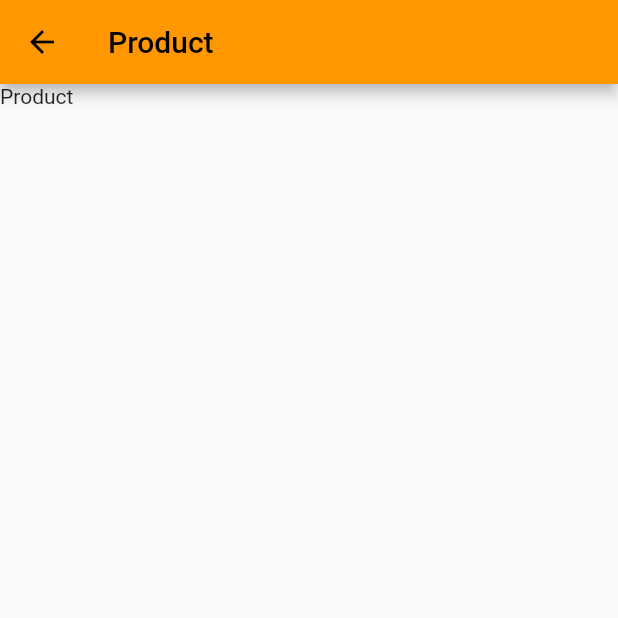
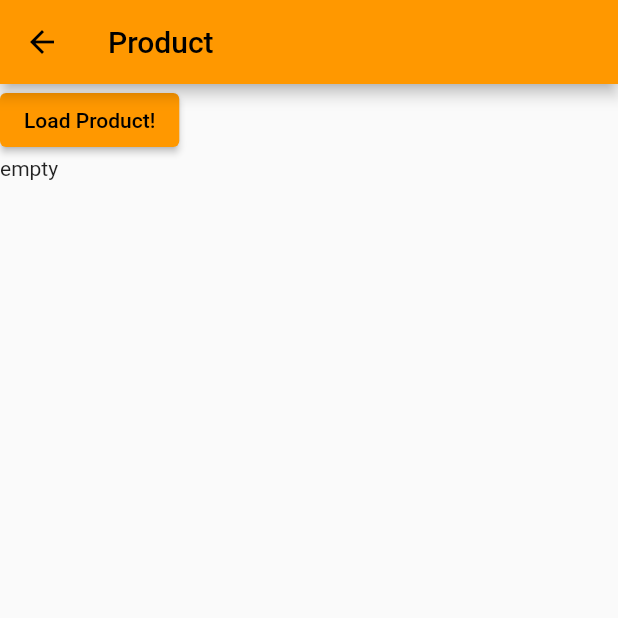
Before and after one commit to GianSt3/test_bloc, a Flutter app: the screen it shows after launch, after a tap on "Go Product", on a phone screen of 412 x 824 dp, the top half of it. Run offline on Flutter 3.47's test engine with Material 2 defaults, Android fonts, the phone set to English and light mode, and no system bars; our stand-ins replace auto_route, bloc, flutter_bloc, freezed_annotation.

Commit message:
add bloc

```diff
--- /dev/null
+++ b/lib/features/home/bloc/home_event.dart
@@ -0,0 +1,6 @@
+part of 'home_bloc.dart';
+
+@freezed
+class HomeEvent with _$HomeEvent {
+  const factory HomeEvent.doSomething() = _DoSomething;
+}
--- /dev/null
+++ b/lib/features/home/bloc/home_state.dart
@@ -0,0 +1,7 @@
+part of 'home_bloc.dart';
+
+@freezed
+class HomeState with _$HomeState {
+  const factory HomeState.initial() = _Initial;
+  const factory HomeState.loaded({required String something}) = _Loaded;
+}
--- a/lib/features/home/ui/home_screen.dart
+++ b/lib/features/home/ui/home_screen.dart
@@ -1,7 +1,8 @@
-import 'package:auto_route/annotations.dart';
 import 'package:auto_route/auto_route.dart';
 import 'package:bloc_test/app/router/app_router.dart';
+import 'package:bloc_test/features/home/bloc/home_bloc.dart';
 import 'package:flutter/material.dart';
+import 'package:flutter_bloc/flutter_bloc.dart';
 
 @RoutePage()
 class HomeScreen extends StatelessWidget {
@@ -11,7 +12,7 @@ class HomeScreen extends StatelessWidget {
   Widget build(BuildContext context) {
     return Scaffold(
       appBar: AppBar(
-        title: const Text('Bloc test'),
+        title: const Text('Home'),
       ),
       body: const SafeArea(child: HomeView()),
     );
@@ -24,11 +25,19 @@ class HomeView extends StatelessWidget {
   @override
   Widget build(BuildContext context) {
     return Column(
+      crossAxisAlignment: CrossAxisAlignment.start,
       children: [
         ElevatedButton(
             onPressed: () => context.router.push(const ProductRoute()),
             child: const Text('Go Product')),
-        const Text('Home'),
+        ElevatedButton(
+            onPressed: () =>
+                context.read<HomeBloc>().add(const HomeEvent.doSomething()),
+            child: const Text('Load!')),
+        BlocBuilder<HomeBloc, HomeState>(
+            builder: (builder, state) => state.maybeWhen(
+                loaded: (data) => Text('From HomeBloc: $data'),
+                orElse: () => const Text('empty')))
       ],
     );
   }
--- /dev/null
+++ b/lib/features/product/bloc/product_event.dart
@@ -0,0 +1,6 @@
+part of 'product_bloc.dart';
+
+@freezed
+class ProductEvent with _$ProductEvent {
+  const factory ProductEvent.doSomething() = _DoSomething;
+}
--- /dev/null
+++ b/lib/features/product/bloc/product_state.dart
@@ -0,0 +1,7 @@
+part of 'product_bloc.dart';
+
+@freezed
+class ProductState with _$ProductState {
+  const factory ProductState.initial() = _Initial;
+  const factory ProductState.loaded({required String something}) = _Loaded;
+}
--- a/lib/features/product/ui/product_screen.dart
+++ b/lib/features/product/ui/product_screen.dart
@@ -1,5 +1,7 @@
 import 'package:auto_route/annotations.dart';
+import 'package:bloc_test/features/product/bloc/product_bloc.dart';
 import 'package:flutter/material.dart';
+import 'package:flutter_bloc/flutter_bloc.dart';
 
 @RoutePage()
 class ProductScreen extends StatelessWidget {
@@ -7,11 +9,14 @@ class ProductScreen extends StatelessWidget {
 
   @override
   Widget build(BuildContext context) {
-    return Scaffold(
-      appBar: AppBar(
-        title: const Text('Product'),
+    return BlocProvider(
+      create: (context) => ProductBloc(),
+      child: Scaffold(
+        appBar: AppBar(
+          title: const Text('Product'),
+        ),
+        body: const SafeArea(child: ProductView()),
       ),
-      body: const SafeArea(child: ProductView()),
     );
   }
 }
@@ -21,6 +26,19 @@ class ProductView extends StatelessWidget {
 
   @override
   Widget build(BuildContext context) {
-    return const Text('Product');
+    return Column(
+      crossAxisAlignment: CrossAxisAlignment.start,
+      children: [
+        ElevatedButton(
+            onPressed: () => context
+                .read<ProductBloc>()
+                .add(const ProductEvent.doSomething()),
+            child: const Text('Load Product!')),
+        BlocBuilder<ProductBloc, ProductState>(
+            builder: (builder, state) => state.maybeWhen(
+                loaded: (data) => Text('From ProductBloc: $data'),
+                orElse: () => const Text('empty')))
+      ],
+    );
   }
 }
--- a/lib/main.dart
+++ b/lib/main.dart
@@ -1,5 +1,7 @@
 import 'package:bloc_test/app/router/app_router.dart';
+import 'package:bloc_test/features/home/bloc/home_bloc.dart';
 import 'package:flutter/material.dart';
+import 'package:flutter_bloc/flutter_bloc.dart';
 
 void main() {
   runApp(MyApp());
@@ -10,11 +12,14 @@ class MyApp extends StatelessWidget {
 
   @override
   Widget build(BuildContext context) {
-    return MaterialApp.router(
-      routerConfig: _appRouter.config(),
-      title: 'Flutter Demo',
-      theme: ThemeData(
-        primarySwatch: Colors.orange,
+    return BlocProvider(
+      create: (context) => HomeBloc(),
+      child: MaterialApp.router(
+        routerConfig: _appRouter.config(),
+        title: 'Flutter Demo',
+        theme: ThemeData(
+          primarySwatch: Colors.orange,
+        ),
       ),
     );
   }
--- /dev/null
+++ b/lib/utils/random_strings.dart
@@ -0,0 +1,7 @@
+import 'dart:math';
+
+String generateRandomString(int len) {
+  var r = Random();
+  return String.fromCharCodes(
+      List.generate(len, (index) => r.nextInt(33) + 89));
+}
--- a/pubspec.yaml
+++ b/pubspec.yaml
@@ -13,6 +13,10 @@ dependencies:
 
   cupertino_icons: ^1.0.2
   auto_route: ^6.0.5
+  freezed: ^2.3.2
+  freezed_annotation: ^2.2.0
+  bloc: ^8.1.1
+  flutter_bloc: ^8.1.2
 
 dev_dependencies:
   flutter_test:
```
Also changed, not shown: lib/features/home/bloc/home_bloc.dart (added, +23 -0 lines), lib/features/product/bloc/product_bloc.dart (added, +23 -0 lines), lib/features/home/bloc/home_bloc.freezed.dart (added), lib/features/product/bloc/product_bloc.freezed.dart (added), pubspec.lock, 1 other file.
